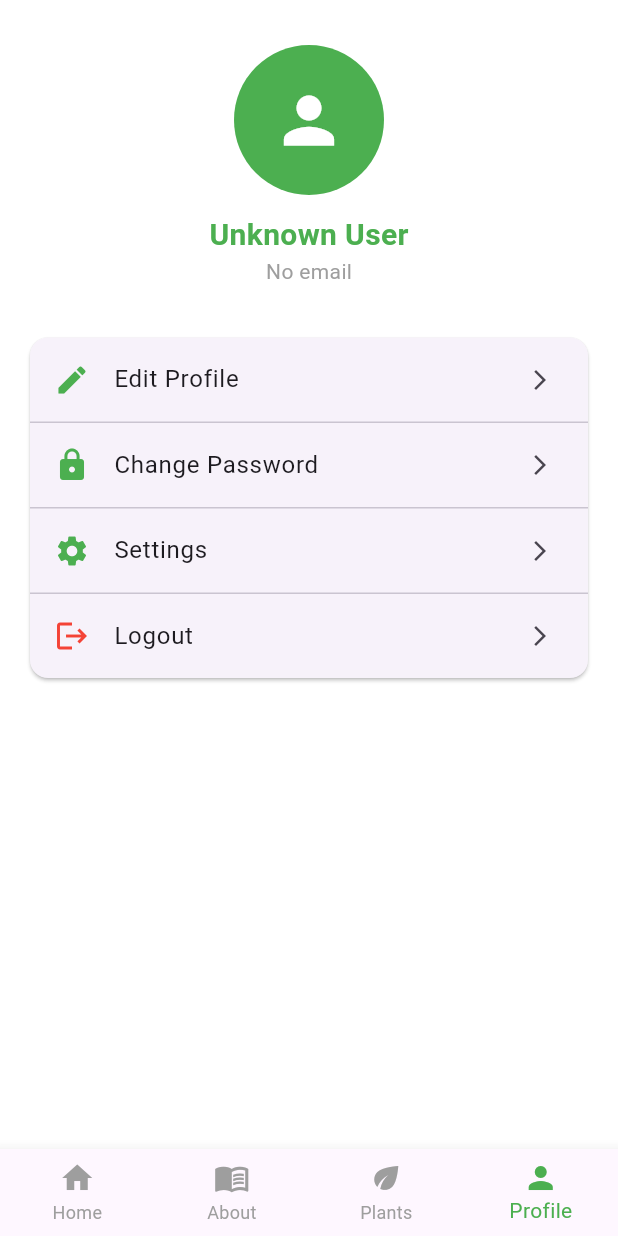
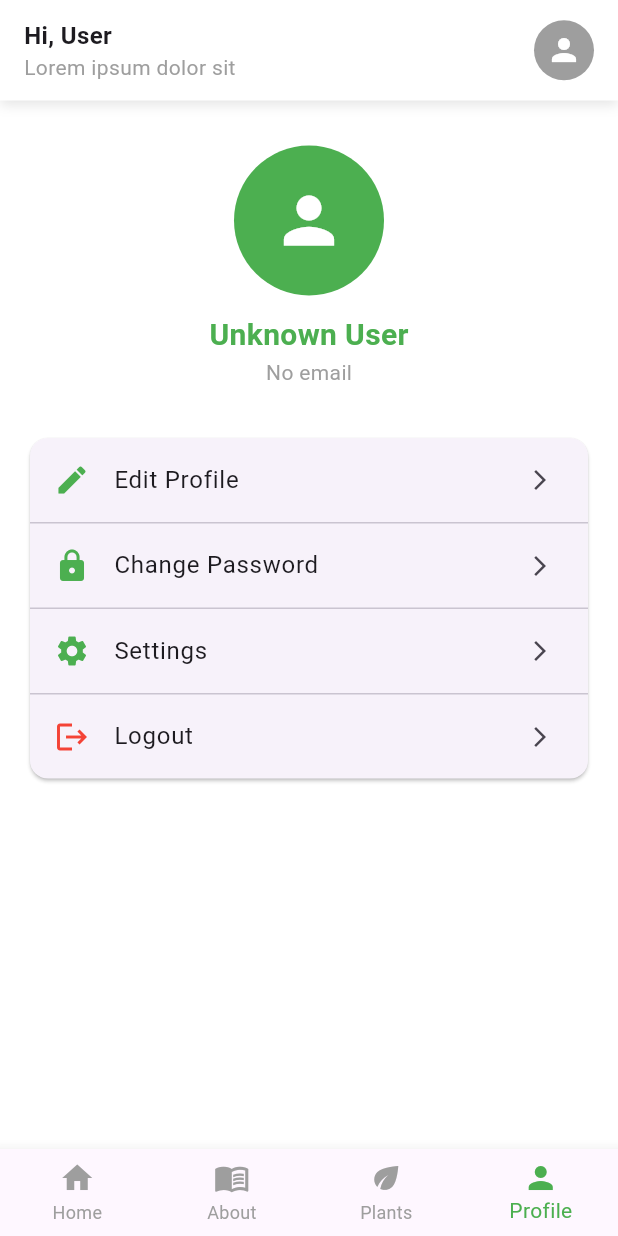
Before and after one commit to Arilsaputra854/asman_toga_app, a Flutter app: the HomePage screen opened by its route, item 4 of the bottom bar chosen, on a phone screen of 412 x 824 dp. Run offline on Flutter 3.47's test engine with Material 3 defaults, Android fonts, the light colour scheme and no system bars; our stand-ins replace flutter_map, flutter_screenutil, geolocator, latlong2, shared_preferences; accounts and stored records are empty; network calls fail.

Commit message:
update tampilan ui

```diff
--- a/lib/pages/home_page.dart
+++ b/lib/pages/home_page.dart
@@ -2,12 +2,13 @@
 import 'package:asman_toga/pages/plants_page.dart';
 import 'package:asman_toga/service/api_service.dart';
 import 'package:asman_toga/viewmodel/home_viewmodel.dart';
+import 'package:asman_toga/widgets/custom_header.dart';
 import 'package:flutter/material.dart';
 import 'package:flutter_map/flutter_map.dart';
 import 'package:flutter_screenutil/flutter_screenutil.dart';
 import 'package:latlong2/latlong.dart';
 import 'package:asman_toga/pages/tambah_lokasi_tanaman_page.dart';
-import 'package:asman_toga/pages/profile_page.dart'; // Import ProfilePage
+import 'package:asman_toga/pages/profile_page.dart';
 
 class HomePage extends StatefulWidget {
   const HomePage({super.key});
@@ -24,54 +25,59 @@
 
   @override
   void initState() {
-    _viewModel.fetchProfile().then((_) {
-      setState(() {});
-    });
-    _viewModel.fetchPlants().then((_){
-      setState(() {
-
-      });
-    });
+    super.initState();
+    _viewModel.fetchProfile().then((_) => setState(() {}));
+    _viewModel.fetchPlants().then((_) => setState(() {}));
     fetchUserPlants();
-    super.initState();
   }
 
   Future<void> fetchUserPlants() async {
-  setState(() {
-    isLoadingUserPlants = true;
-  });
-
+    setState(() => isLoadingUserPlants = true);
     final result = await ApiService.getUserPlants();
-
     setState(() {
       userPlants = List<Map<String, dynamic>>.from(result);
       isLoadingUserPlants = false;
     });
   }
 
-
   @override
   Widget build(BuildContext context) {
+    // Halaman konten untuk setiap tab
     final pages = [
-      _buildHomeContent(context),
-      AboutPage(),
-      PlantsPage(),
+      HomeContent(
+        viewModel: _viewModel,
+        userPlants: userPlants,
+        isLoadingUserPlants: isLoadingUserPlants,
+      ),
+      const AboutPage(),
+      const PlantsPage(),
       const ProfilePage(),
     ];
 
     return Scaffold(
       backgroundColor: Colors.white,
-      body: SafeArea(child: pages[_currentIndex]),
+      body: SafeArea(
+        child: Column(
+          children: [
+            // Header tetap di atas semua tab
+            CustomHeader(
+              title: _viewModel.isLoading
+                  ? "Loading..."
+                  : "Hi, ${_viewModel.user?.name ?? "User"}",
+              subtitle: "Lorem ipsum dolor sit",
+            ),
+
+            // Konten halaman scrollable
+            Expanded(child: pages[_currentIndex]),
+          ],
+        ),
+      ),
       bottomNavigationBar: BottomNavigationBar(
         type: BottomNavigationBarType.fixed,
         selectedItemColor: Colors.green,
         unselectedItemColor: Colors.grey,
         currentIndex: _currentIndex,
-        onTap: (index) {
-          setState(() {
-            _currentIndex = index;
-          });
-        },
+        onTap: (index) => setState(() => _currentIndex = index),
         items: const [
           BottomNavigationBarItem(icon: Icon(Icons.home), label: "Home"),
           BottomNavigationBarItem(icon: Icon(Icons.menu_book), label: "About"),
@@ -81,42 +87,28 @@
       ),
     );
   }
+}
 
-  Widget _buildHomeContent(BuildContext context) {
+/// Konten halaman Home
+class HomeContent extends StatelessWidget {
+  final HomeViewModel viewModel;
+  final List<Map<String, dynamic>> userPlants;
+  final bool isLoadingUserPlants;
+
+  const HomeContent({
+    super.key,
+    required this.viewModel,
+    required this.userPlants,
+    required this.isLoadingUserPlants,
+  });
+
+  @override
+  Widget build(BuildContext context) {
     return SingleChildScrollView(
       padding: const EdgeInsets.symmetric(horizontal: 16, vertical: 20),
       child: Column(
         crossAxisAlignment: CrossAxisAlignment.start,
         children: [
-          // Header
-          Row(
-            mainAxisAlignment: MainAxisAlignment.spaceBetween,
-            children: [
-              Column(
-                crossAxisAlignment: CrossAxisAlignment.start,
-                children: [
-                  Text(
-                    _viewModel.isLoading
-                        ? "Loading..."
-                        : (_viewModel.user != null
-                            ? "Hi, ${_viewModel.user!.name}"
-                            : "Hi, User"),
-                  ),
-                  const Text(
-                    "Lorem ipsum dolor sit",
-                    style: TextStyle(color: Colors.grey),
-                  ),
-                ],
-              ),
-              const CircleAvatar(
-                radius: 20,
-                backgroundColor: Colors.grey,
-                child: Icon(Icons.person, color: Colors.white),
-              ),
-            ],
-          ),
-          const SizedBox(height: 20),
-
           // Card Info
           Card(
             shape: RoundedRectangleBorder(
@@ -155,8 +147,7 @@
                         Navigator.push(
                           context,
                           MaterialPageRoute(
-                            builder:
-                                (context) => const TambahLokasiTanamanPage(),
+                            builder: (context) => const TambahLokasiTanamanPage(),
                           ),
                         );
                       },
@@ -174,19 +165,17 @@
               ),
             ),
           ),
-
           const SizedBox(height: 20),
 
-          // List tanaman pakai Wrap (Chip style)
-          // List tanaman pakai Wrap (Chip style)
-_viewModel.isLoadingPlants
+          // List tanaman pakai Wrap
+          viewModel.isLoadingPlants
               ? const Center(child: CircularProgressIndicator())
-    : _viewModel.plants.isEmpty
+              : viewModel.plants.isEmpty
                   ? const Text("Tidak ada tanaman")
                   : Wrap(
                       spacing: 10,
                       runSpacing: 10,
-            children: _viewModel.plants.map((plant) {
+                      children: viewModel.plants.map((plant) {
                         return Chip(
                           label: Text(plant.name),
                           backgroundColor: Colors.green,
@@ -194,10 +183,9 @@
                         );
                       }).toList(),
                     ),
-
           const SizedBox(height: 20),
 
-          // Map Preview (non-interaktif)
+          // Map Preview
           ClipRRect(
             borderRadius: BorderRadius.circular(12),
             child: SizedBox(
@@ -209,12 +197,12 @@
                 ),
                 children: [
                   TileLayer(
-          urlTemplate: "https://{s}.basemaps.cartocdn.com/dark_all/{z}/{x}/{y}{r}.png",
+                    urlTemplate:
+                        "https://{s}.basemaps.cartocdn.com/dark_all/{z}/{x}/{y}{r}.png",
                     subdomains: const ['a', 'b', 'c'],
                     userAgentPackageName: 'com.example.app',
                   ),
-
-        // PolygonLayer yang sudah ada
+                  // PolygonLayer
                   PolygonLayer(
                     polygons: [
                       Polygon(
@@ -225,8 +213,7 @@
                       ),
                     ],
                   ),
-
-        // ⬅️ Tambahkan MarkerLayer untuk userPlants
+                  // MarkerLayer
                   if (!isLoadingUserPlants)
                     MarkerLayer(
                       markers: userPlants.map((plant) {
--- /dev/null
+++ b/lib/widgets/custom_header.dart
@@ -0,0 +1,64 @@
+import 'package:flutter/material.dart';
+
+class CustomHeader extends StatelessWidget {
+  final String title;
+  final String? subtitle;
+  final String? userName;
+
+  const CustomHeader({
+    super.key,
+    required this.title,
+    this.subtitle,
+    this.userName,
+  });
+
+  @override
+  Widget build(BuildContext context) {
+    return Container(
+      padding: const EdgeInsets.symmetric(horizontal: 16, vertical: 12),
+      decoration: BoxDecoration(
+        color: Colors.white,
+        boxShadow: [
+          BoxShadow(
+            color: Colors.black.withOpacity(0.1),
+            blurRadius: 6,
+            offset: const Offset(0, 3),
+          ),
+        ],
+      ),
+      child: Row(
+        mainAxisAlignment: MainAxisAlignment.spaceBetween,
+        children: [
+          Column(
+            crossAxisAlignment: CrossAxisAlignment.start,
+            children: [
+              Text(
+                title,
+                style: const TextStyle(
+                  fontSize: 16,
+                  fontWeight: FontWeight.bold,
+                ),
+              ),
+              if (subtitle != null)
+                Text(
+                  subtitle!,
+                  style: const TextStyle(color: Colors.grey),
+                ),
+              if (userName != null)
+                Text(
+                  "Hi, $userName",
+                  style: const TextStyle(
+                      fontSize: 14, fontWeight: FontWeight.w500, color: Colors.green),
+                ),
+            ],
+          ),
+          const CircleAvatar(
+            radius: 20,
+            backgroundColor: Colors.grey,
+            child: Icon(Icons.person, color: Colors.white),
+          ),
+        ],
+      ),
+    );
+  }
+}
```
Also changed, not shown: lib/pages/about_page.dart (+22 -2 lines), lib/pages/login_page.dart (+39 -6 lines), lib/pages/plants_page.dart (+72 -10 lines), lib/pages/register_page.dart (+27 -14 lines). Lines whose indentation alone changed are shown as unchanged.
